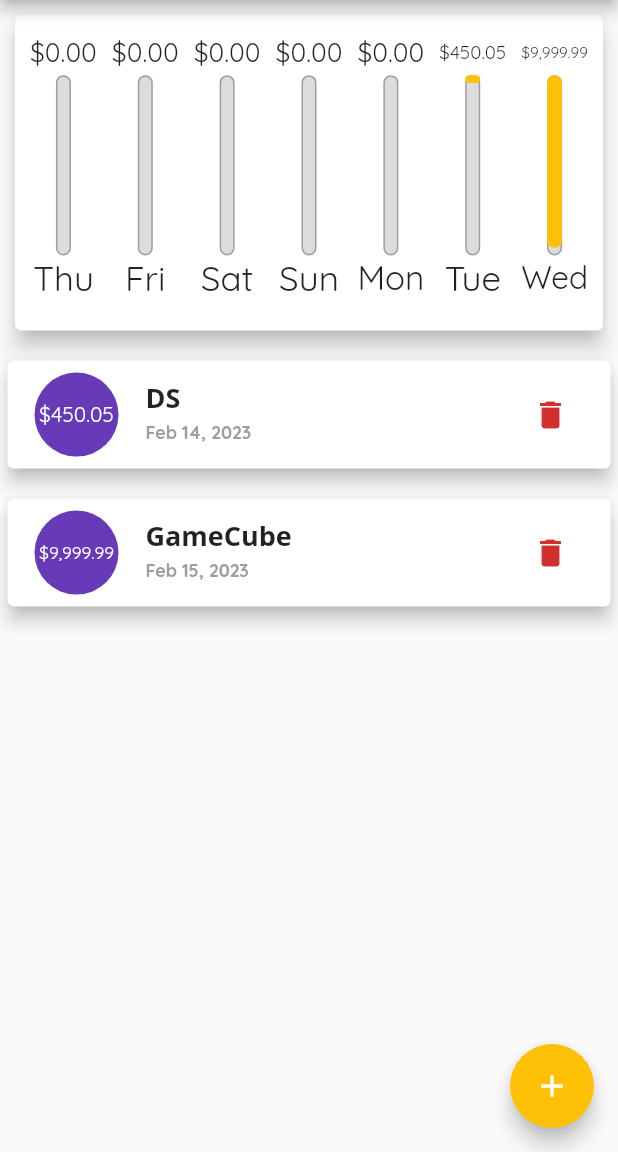
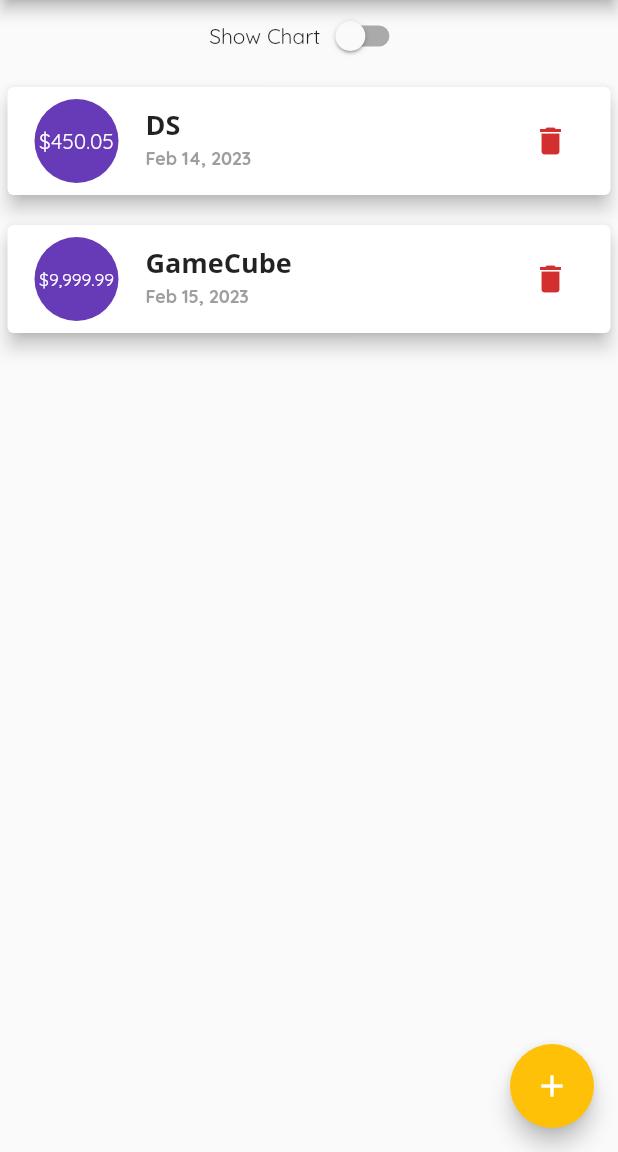
Before and after one commit to Slackoth/flutter-complete-guide, a Flutter app: the screen it shows after launch, on a phone screen of 412 x 824 dp, the part 84-1236 px from its top. Run offline on Flutter 3.47's test engine with Material 2 defaults, Android fonts, the phone set to English and light mode, and no system bars; our stand-ins replace logger.

Commit message:
[ADDED] Switch to show or hide transaction chart

```diff
--- a/projects/expenses_app/lib/main.dart
+++ b/projects/expenses_app/lib/main.dart
@@ -5,7 +5,15 @@ import 'package:flutter/material.dart';
 
 import 'model/transaction.dart';
 
-void main() => runApp(const ExpensesApp());
+void main() {
+  // Ensure the app does not allow landscape mode
+  // WidgetsFlutterBinding.ensureInitialized();
+  // SystemChrome.setPreferredOrientations([
+  //   DeviceOrientation.portraitUp,
+  //   DeviceOrientation.portraitDown,
+  // ]);
+  runApp(const ExpensesApp());
+}
 
 class ExpensesApp extends StatelessWidget {
   const ExpensesApp({super.key});
@@ -47,6 +55,7 @@ class HomePage extends StatefulWidget {
 }
 
 class _HomePageState extends State<HomePage> {
+  bool _showTransactionChart = false;
   final List<Transaction> _transactions = [
     Transaction(
       id: "t1",
@@ -108,11 +117,21 @@ class _HomePageState extends State<HomePage> {
       appBar: appBar,
       body: SingleChildScrollView(
         child: Column(
+          crossAxisAlignment: CrossAxisAlignment.stretch,
           children: <Widget>[
-            SizedBox(
+            Row(
+              mainAxisAlignment: MainAxisAlignment.center,
+              children: <Widget>[
+                const Text('Show Chart'),
+                Switch(value: _showTransactionChart, onChanged: (value) {
+                  setState(() { _showTransactionChart = value; });
+                }),
+              ],
+            ),
+            _showTransactionChart ? SizedBox(
               height: availableSpace * 0.3,
               child: TransactionChart(recentTransactions: _recentTransactions)
-            ),
+            ) :
             SizedBox(
               height: availableSpace * 0.7,
               child: TransactionList(transactions: _transactions, deleteTransaction: _deleteTransaction)
```
